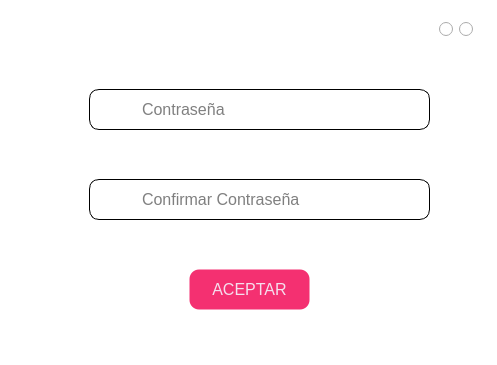
McBlockier/SCA, file UI/ResetPassword.ui: the form before one commit.
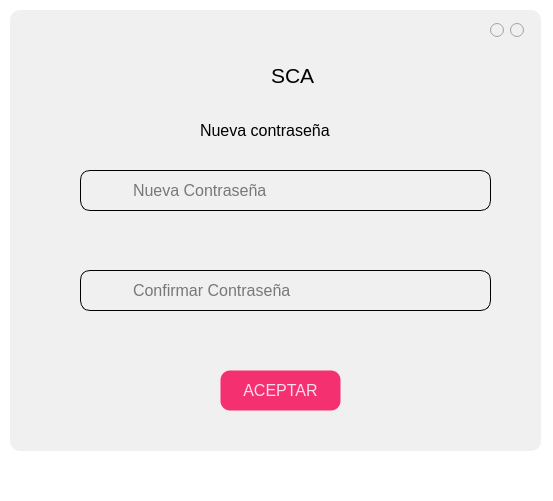
The form after the commit. Icons and pictures are not drawn.

Diff of the .ui file:
```diff
--- a/UI/ResetPassword.ui
+++ b/UI/ResetPassword.ui
@@ -6,8 +6,8 @@
    <rect>
     <x>0</x>
     <y>0</y>
-    <width>497</width>
-    <height>365</height>
+    <width>553</width>
+    <height>501</height>
    </rect>
   </property>
   <property name="windowTitle">
@@ -21,14 +21,14 @@
    <widget class="QFrame" name="frame">
     <property name="geometry">
      <rect>
-      <x>9</x>
-      <y>9</y>
-      <width>481</width>
-      <height>321</height>
+      <x>10</x>
+      <y>10</y>
+      <width>531</width>
+      <height>441</height>
      </rect>
     </property>
     <property name="styleSheet">
-     <string notr="true">background-color:white;
+     <string notr="true">background-color:#f1f0f0;
 border-radius:10px;</string>
     </property>
     <property name="frameShape">
@@ -40,9 +40,9 @@
     <widget class="QLineEdit" name="password">
      <property name="geometry">
       <rect>
-       <x>80</x>
-       <y>80</y>
-       <width>341</width>
+       <x>70</x>
+       <y>160</y>
+       <width>411</width>
        <height>41</height>
       </rect>
      </property>
@@ -64,15 +64,15 @@
       <enum>QLineEdit::Password</enum>
      </property>
      <property name="placeholderText">
-      <string>Contraseña</string>
+      <string>Nueva Contraseña</string>
      </property>
     </widget>
     <widget class="QLineEdit" name="password_2">
      <property name="geometry">
       <rect>
-       <x>80</x>
-       <y>170</y>
-       <width>341</width>
+       <x>70</x>
+       <y>260</y>
+       <width>411</width>
        <height>41</height>
       </rect>
      </property>
@@ -100,8 +100,8 @@
     <widget class="QLabel" name="label_3">
      <property name="geometry">
       <rect>
-       <x>90</x>
-       <y>80</y>
+       <x>80</x>
+       <y>160</y>
        <width>31</width>
        <height>41</height>
       </rect>
@@ -121,8 +121,8 @@
     <widget class="QLabel" name="label_4">
      <property name="geometry">
       <rect>
-       <x>90</x>
-       <y>170</y>
+       <x>80</x>
+       <y>260</y>
        <width>31</width>
        <height>41</height>
       </rect>
@@ -142,8 +142,8 @@
     <widget class="QPushButton" name="buttonAccept">
      <property name="geometry">
       <rect>
-       <x>180</x>
-       <y>260</y>
+       <x>210</x>
+       <y>360</y>
        <width>121</width>
        <height>41</height>
       </rect>
@@ -173,7 +173,7 @@
     <widget class="QRadioButton" name="buttonExit">
      <property name="geometry">
       <rect>
-       <x>450</x>
+       <x>500</x>
        <y>10</y>
        <width>16</width>
        <height>21</height>
@@ -192,7 +192,7 @@
     <widget class="QRadioButton" name="buttonMinimize">
      <property name="geometry">
       <rect>
-       <x>430</x>
+       <x>480</x>
        <y>10</y>
        <width>16</width>
        <height>21</height>
@@ -214,6 +214,94 @@
       <bool>false</bool>
      </property>
     </widget>
+    <widget class="QPushButton" name="pushButton_3">
+     <property name="geometry">
+      <rect>
+       <x>200</x>
+       <y>30</y>
+       <width>61</width>
+       <height>71</height>
+      </rect>
+     </property>
+     <property name="styleSheet">
+      <string notr="true">background-color:transparent;</string>
+     </property>
+     <property name="text">
+      <string/>
+     </property>
+     <property name="icon">
+      <iconset>
+       <normaloff>../Resources/logo.jpeg</normaloff>../Resources/logo.jpeg</iconset>
+     </property>
+     <property name="iconSize">
+      <size>
+       <width>64</width>
+       <height>64</height>
+      </size>
+     </property>
+    </widget>
+    <widget class="QLabel" name="label_5">
+     <property name="geometry">
+      <rect>
+       <x>240</x>
+       <y>40</y>
+       <width>101</width>
+       <height>51</height>
+      </rect>
+     </property>
+     <property name="font">
+      <font>
+       <family>Segoe UI</family>
+       <pointsize>16</pointsize>
+       <weight>50</weight>
+       <bold>false</bold>
+      </font>
+     </property>
+     <property name="styleSheet">
+      <string notr="true">QLabel {
+              color: qlineargradient(x1:0, y1:0, x2:1, y2:0,
+                                      stop:0 #f43071, stop:1 #27338e);
+                border-radius: 10px;
+                
+                padding: 8px 16px; /* Agregamos un padding para que el botón tenga un tamaño adecuado */
+background-color:transparent;
+            }</string>
+     </property>
+     <property name="text">
+      <string>SCA</string>
+     </property>
+    </widget>
+    <widget class="QLabel" name="label_6">
+     <property name="geometry">
+      <rect>
+       <x>170</x>
+       <y>100</y>
+       <width>201</width>
+       <height>41</height>
+      </rect>
+     </property>
+     <property name="font">
+      <font>
+       <family>Segoe UI</family>
+       <pointsize>12</pointsize>
+       <weight>50</weight>
+       <bold>false</bold>
+      </font>
+     </property>
+     <property name="styleSheet">
+      <string notr="true">QLabel {
+              color: qlineargradient(x1:0, y1:0, x2:1, y2:0,
+                                      stop:0 #f43071, stop:1 #27338e);
+                border-radius: 10px;
+                
+                padding: 8px 16px; /* Agregamos un padding para que el botón tenga un tamaño adecuado */
+background-color:transparent;
+            }</string>
+     </property>
+     <property name="text">
+      <string>Nueva contraseña</string>
+     </property>
+    </widget>
    </widget>
   </widget>
   <widget class="QStatusBar" name="statusbar"/>
```
Left out of the diff: 4 changed lines with no effect on the pictures.
